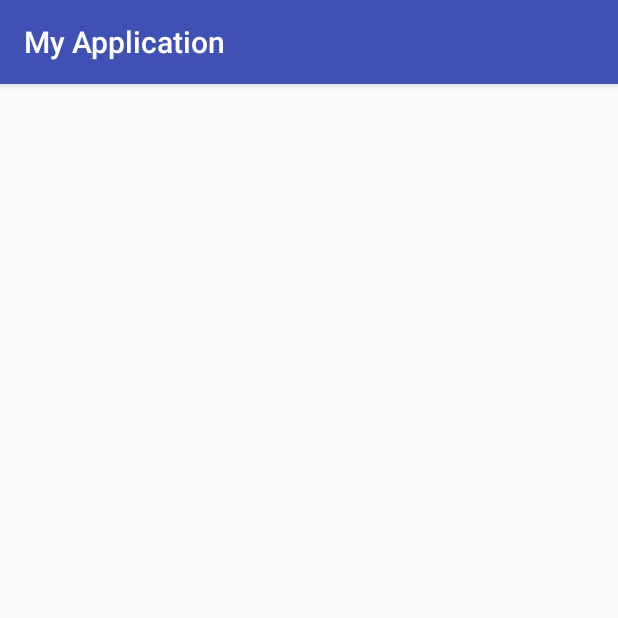
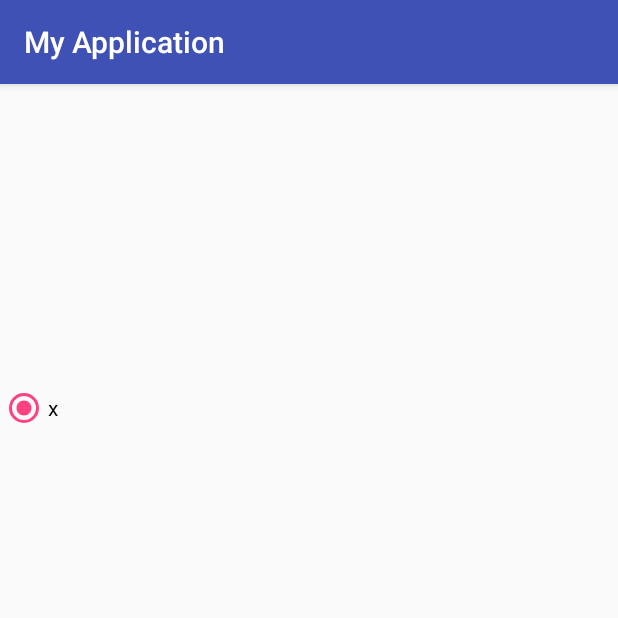
Before and after one commit to scutXu/CameraProcessing, an Android app: the fragment CameraPreviewFragment shown on its own in the app's theme, on a phone screen of 412 x 824 dp, the top half of it. Run offline under Robolectric (Android 15) with nearby library versions, the light colour scheme and no system bars; 9 statements that could not run were skipped.

Commit message:
add effect system

```diff
--- a/app/src/main/java/com/example/administrator/myapplication/CameraPreviewFragment.java
+++ b/app/src/main/java/com/example/administrator/myapplication/CameraPreviewFragment.java
@@ -1,6 +1,7 @@
 package com.example.administrator.myapplication;
 
 
+import android.app.ActionBar;
 import android.app.Activity;
 import android.app.FragmentTransaction;
 import android.content.Context;
@@ -23,16 +24,21 @@ import android.os.Bundle;
 import android.app.Fragment;
 import android.os.Handler;
 import android.os.Looper;
+import android.provider.MediaStore;
 import android.util.Log;
 import android.util.Size;
 import android.view.LayoutInflater;
 import android.view.Surface;
 import android.view.View;
 import android.view.ViewGroup;
+import android.widget.FrameLayout;
+import android.widget.RadioButton;
+import android.widget.RadioGroup;
 
 import java.nio.ByteBuffer;
 import java.nio.IntBuffer;
 import java.nio.ShortBuffer;
+import java.util.ArrayList;
 import java.util.Arrays;
 import java.util.Collections;
 import java.util.Comparator;
@@ -67,11 +73,28 @@ public class CameraPreviewFragment extends Fragment {
     @Override
     public View onCreateView(LayoutInflater inflater, ViewGroup container, Bundle savedInstanceState) {
 
-        Log.i("lifeCycle","FragmentOnCreateView");
+        Log.i("lifeCycle", "FragmentOnCreateView");
 
+        View fragmentView = inflater.inflate(R.layout.preview_fragment,container,false);
+
+        FrameLayout previewContainer = (FrameLayout)(fragmentView.findViewById(R.id.preview_container));
         mGLSurfaceView = new MyGLSurfaceView(mActivity,this);
         mGLSurfaceView.setOnClickListener(clickListener);
-        return  mGLSurfaceView;
+        mGLSurfaceView.setLayoutParams(new ViewGroup.LayoutParams(ViewGroup.LayoutParams.MATCH_PARENT, ViewGroup.LayoutParams.MATCH_PARENT));
+        previewContainer.addView(mGLSurfaceView);
+
+        String [] effectNames = EffectManager.getInstance().getAllEffectNames();
+        RadioGroup radioGroup = (RadioGroup)(fragmentView.findViewById(R.id.radioGroup1));
+        for(int i=0;i<effectNames.length;++i) {
+            RadioButton radioButton = new RadioButton(getActivity());
+            radioButton.setText(effectNames[i]);
+            radioGroup.addView(radioButton);
+            if(i == 0) {
+                radioButton.setChecked(true);
+            }
+        }
+        radioGroup.setOnCheckedChangeListener(checkedChangeListener);
+        return  fragmentView;
     }
 
     @Override
@@ -90,6 +113,7 @@ public class CameraPreviewFragment extends Fragment {
         mSurfaceTexture.setDefaultBufferSize(mSurfaceTextureResolution.getWidth(), mSurfaceTextureResolution.getHeight());
         mSurface = new Surface(mSurfaceTexture);
 
+
         //debug test,got identity matrix
         /*float [] matrix = new float[16];
         mSurfaceTexture.getTransformMatrix(matrix);
@@ -101,6 +125,7 @@ public class CameraPreviewFragment extends Fragment {
         mSurfaceTexture.updateTexImage();
     }
     public float getCameraResolutionRatio() {
+        //Log.i("abc",Integer.toString(mSurfaceTextureResolution.getWidth()) + " " + Integer.toString(mSurfaceTextureResolution.getHeight()));
         return (float)(mSurfaceTextureResolution.getWidth()) / (float)(mSurfaceTextureResolution.getHeight());
     }
 
@@ -125,8 +150,7 @@ public class CameraPreviewFragment extends Fragment {
                     Size imageResolution = (map.getOutputSizes(mCameraImageFormat))[0];
                     mImageReader = ImageReader.newInstance(imageResolution.getWidth(), imageResolution.getHeight(),
                             mCameraImageFormat, 2);
-                    mImageReader.setOnImageAvailableListener(
-                            imageAvailableListener, null);
+                    mImageReader.setOnImageAvailableListener(imageAvailableListener, null);
                     Size [] choices = map.getOutputSizes(SurfaceTexture.class);
                     boolean found = false;
                     for(int i=0;i<choices.length;++i) {
@@ -134,6 +158,8 @@ public class CameraPreviewFragment extends Fragment {
                         if(imageResolution.getWidth() * size.getHeight() == imageResolution.getHeight() * size.getWidth()) {
                             mSurfaceTextureResolution = size;
                             found = true;
+                            Log.i(MainActivity.appTag,"Resolution:" + Integer.toString(imageResolution.getWidth()) + " " + Integer.toString(imageResolution.getHeight())
+                                    + " " + Integer.toString(size.getWidth()) + " " + Integer.toString(size.getHeight()) );
                             break;
                         }
                     }
@@ -242,6 +268,13 @@ public class CameraPreviewFragment extends Fragment {
             captureImage();
         }
     };
+    private RadioGroup.OnCheckedChangeListener checkedChangeListener = new RadioGroup.OnCheckedChangeListener() {
+        @Override
+        public void onCheckedChanged(RadioGroup group, int checkedId) {
+            RadioButton radioButton = (RadioButton) (group.findViewById(checkedId));
+            mGLSurfaceView.useEffect(radioButton.getText().toString());
+        }
+    };
     private ImageReader.OnImageAvailableListener imageAvailableListener = new ImageReader.OnImageAvailableListener() {
         @Override
         public void onImageAvailable(ImageReader reader) {
@@ -249,30 +282,6 @@ public class CameraPreviewFragment extends Fragment {
             IntBuffer ib = IntBuffer.allocate(image.getWidth() * image.getHeight());
             Utils.yuv420888ToArgb888(image, ib);
             Bitmap bitmap = Bitmap.createBitmap(image.getWidth(),image.getHeight(),mBitmapFormat);
-
-            /*Image.Plane yPlane = image.getPlanes()[0];
-            ByteBuffer yBuffer = yPlane.getBuffer();
-            int yRowStride = yPlane.getRowStride();
-            int y;
-            int [] rgb = new int[3];
-            int count = 0;
-            for(int i=0;i<image.getHeight();++i) {
-                for(int j=0;j<image.getWidth();++j) {
-                    int pixel = 0;
-                    y = Utils.getUnsignedByte(yBuffer.get(yRowStride * i + j));
-                    rgb[0] = y;
-                    rgb[1] = y;
-                    rgb[2] = y;
-                    for(int k=0;k<3;++k) {
-                        rgb[k] = rgb[k] < 0 ? 0 :(rgb[k] > 255 ? 255 : rgb[k]);
-                        int value = rgb[k] << (k * 8);
-                        pixel = pixel | value;
-                    }
-                    pixel = pixel | (0x0FF << 24);
-                    bitmap.setPixel(j,i,pixel);
-                    ++count;
-                }
-            }*/
             bitmap.copyPixelsFromBuffer(ib);
             image.close();
             ImageDisplayFragment imageDisplayFragment = new ImageDisplayFragment();
@@ -299,7 +308,7 @@ public class CameraPreviewFragment extends Fragment {
     private Size mSurfaceTextureResolution;
     private Surface mSurface = null;
     private SurfaceTexture mSurfaceTexture = null;
-    private GLSurfaceView mGLSurfaceView;
+    private MyGLSurfaceView mGLSurfaceView;
     private MainActivity mActivity;
     private Handler mMainThreadHandler;
     private ImageReader mImageReader;
--- a/app/src/main/java/com/example/administrator/myapplication/ImageDisplayFragment.java
+++ b/app/src/main/java/com/example/administrator/myapplication/ImageDisplayFragment.java
@@ -4,6 +4,7 @@ package com.example.administrator.myapplication;
 import android.graphics.Bitmap;
 import android.os.Bundle;
 import android.app.Fragment;
+import android.util.Log;
 import android.view.LayoutInflater;
 import android.view.View;
 import android.view.ViewGroup;
--- a/app/src/main/java/com/example/administrator/myapplication/MainActivity.java
+++ b/app/src/main/java/com/example/administrator/myapplication/MainActivity.java
@@ -11,6 +11,9 @@ public class MainActivity extends Activity {
 
         super.onCreate(savedInstanceState);
         setContentView(R.layout.activity_main);
+        EffectManager effectManager = EffectManager.getInstance();
+        effectManager.setContext(this);
+        effectManager.readConfigFile();
         if(null == savedInstanceState) {
             FragmentTransaction transaction = getFragmentManager().beginTransaction();
             transaction.replace(R.id.fragment_container,new CameraPreviewFragment());
--- /dev/null
+++ b/app/src/main/res/layout/preview_fragment.xml
@@ -0,0 +1,28 @@
+<?xml version="1.0" encoding="utf-8"?>
+<LinearLayout xmlns:android="http://schemas.android.com/apk/res/android"
+    android:layout_width="fill_parent"
+    android:layout_height="fill_parent"
+    android:orientation="vertical" >
+
+    <FrameLayout
+        android:id="@+id/preview_container"
+        android:layout_width="match_parent"
+        android:layout_height="200dp" >
+    </FrameLayout>
+
+    <HorizontalScrollView
+        android:id="@+id/horizontalScrollView1"
+        android:layout_width="wrap_content"
+        android:layout_height="wrap_content" >
+
+        <RadioGroup
+            android:id="@+id/radioGroup1"
+            android:layout_width="match_parent"
+            android:layout_height="match_parent"
+            android:orientation="horizontal" >
+
+        </RadioGroup>
+
+    </HorizontalScrollView>
+
+</LinearLayout>
```
Also changed, not shown: app/src/main/java/com/example/administrator/myapplication/Effect.java (added, +58 -0 lines), app/src/main/java/com/example/administrator/myapplication/EffectManager.java (added, +125 -0 lines), app/src/main/java/com/example/administrator/myapplication/MyGLSurfaceView.java (+38 -71 lines), app/src/main/res/layout/content_main.xml (deleted, +0 -16 lines), 8 other files.
